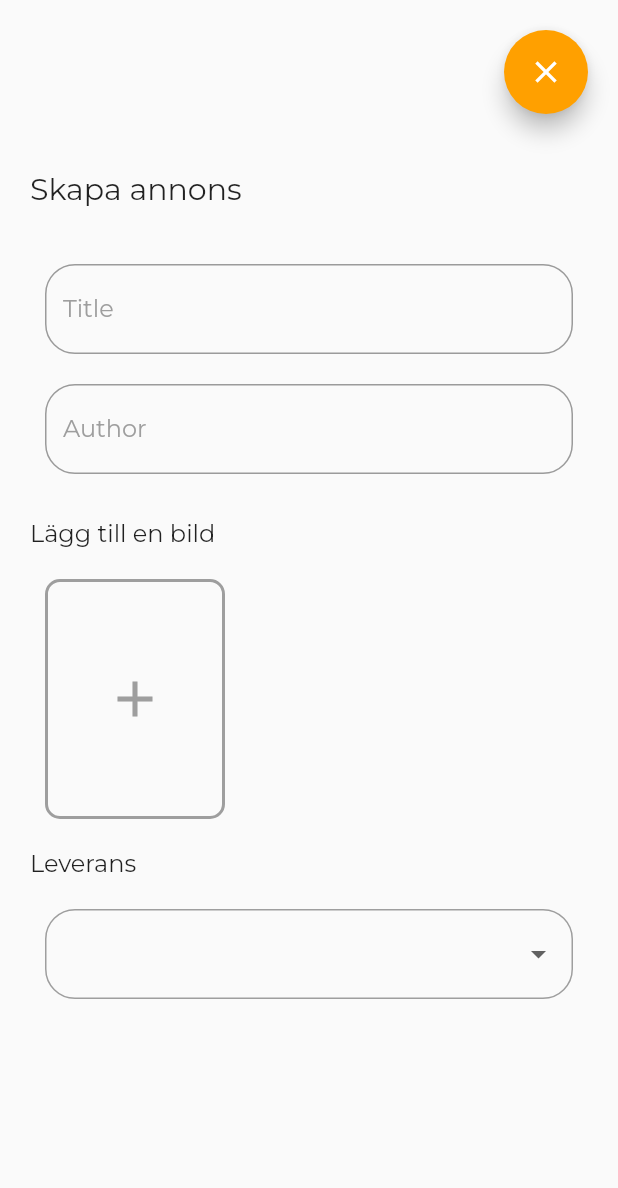
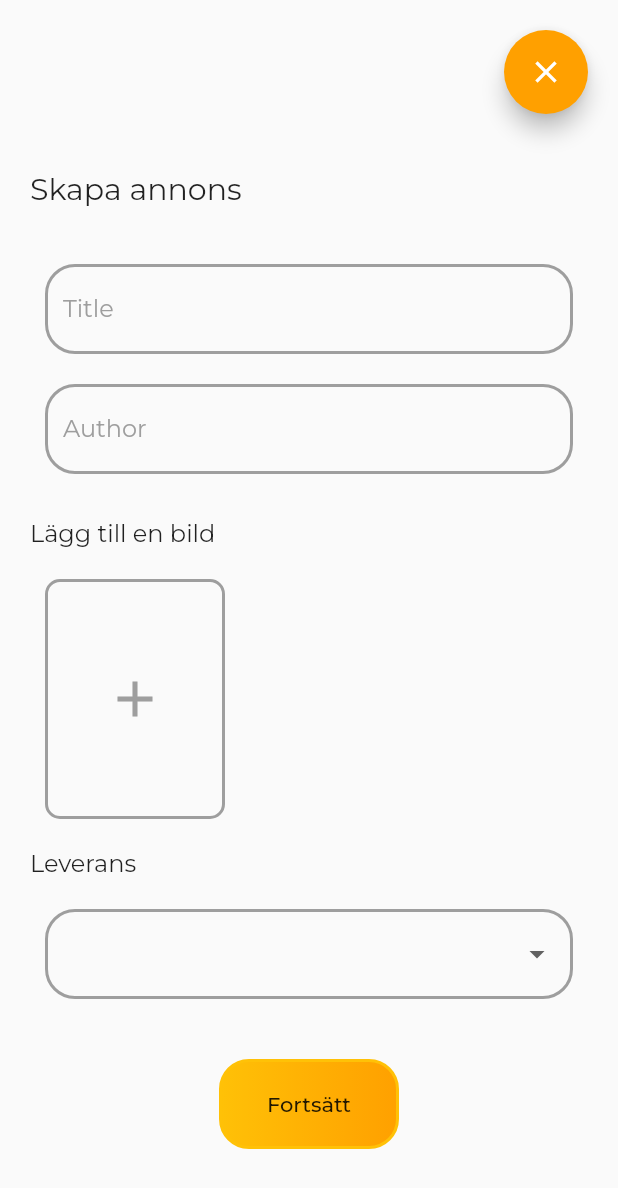
Before and after one commit to blomqvistandreas/BookIt, a Flutter app: the CreateAdvert screen opened directly, on a phone screen of 412 x 824 dp. Shown: the top 1188 px of the screen. Run offline on Flutter 3.47's test engine with Material 2 defaults, Android fonts, the phone set to English and light mode, and no system bars; our stand-ins replace google_fonts, image_picker; network calls fail; statements that could not run were skipped.

Commit message:
Default button

```diff
--- a/lib/screens/createadvert.dart
+++ b/lib/screens/createadvert.dart
@@ -1,4 +1,5 @@
 import 'package:bookit_app/widgets/DefaultAddImage.dart';
+import 'package:bookit_app/widgets/DefaultButton.dart';
 import 'package:bookit_app/widgets/DefaultDropdown.dart';
 import 'package:bookit_app/widgets/DefaultHeader.dart';
 import 'package:bookit_app/widgets/DefaultTextField.dart';
@@ -8,7 +9,7 @@ class CreateAdvert extends StatelessWidget {
   final controllerTitle = TextEditingController();
   final controllerAuthor = TextEditingController();
 
-  List<String> _listItems = [
+  final List<String> _listItems = [
     "Jag tänker posta boken",
     "Jag föredrar att byta boken"
   ];
@@ -79,6 +80,13 @@ class CreateAdvert extends StatelessWidget {
               listItems: _listItems,
               currentItemSeleted: _listItems[0],
             ),
+            SizedBox(height: 40),
+            DefaultButton(
+              title: "Fortsätt",
+              onPressed: () {
+                print("hello deer fakkker");
+              },
+            ),
           ],
         ),
       ),
--- /dev/null
+++ b/lib/widgets/DefaultButton.dart
@@ -0,0 +1,43 @@
+import 'package:flutter/material.dart' hide Colors;
+import 'package:bookit_app/styles/colors.dart';
+
+class DefaultButton extends StatelessWidget {
+  final String title;
+  final double width;
+  final Function onPressed;
+
+  const DefaultButton(
+      {Key key, this.title = "Continue", this.width = 120.0, this.onPressed})
+      : super(key: key);
+
+  @override
+  Widget build(BuildContext context) {
+    return Container(
+      height: 60,
+      width: width,
+      decoration: BoxDecoration(
+        gradient: LinearGradient(
+          begin: Alignment.centerLeft,
+          end: Alignment.centerRight,
+          colors: [Colors.secondary, Colors.primary],
+        ),
+        color: Colors.primary,
+        borderRadius: BorderRadius.all(
+          Radius.circular(20),
+        ),
+        border: Border.all(
+          width: 2,
+          color: Colors.secondary,
+        ),
+      ),
+      child: FlatButton(
+        child: Center(
+          child: Text(title),
+        ),
+        onPressed: () {
+          onPressed();
+        },
+      ),
+    );
+  }
+}
--- a/lib/widgets/DefaultDropdown.dart
+++ b/lib/widgets/DefaultDropdown.dart
@@ -34,6 +34,7 @@ class _DefaultDropdownState extends State<DefaultDropdown> {
         decoration: BoxDecoration(
           borderRadius: BorderRadius.circular(20),
           border: Border.all(
+            width: 2.0,
             color: widget.haveSelectedItem ? Colors.primary : Colors.grey,
           ),
         ),
--- a/lib/widgets/DefaultTextField.dart
+++ b/lib/widgets/DefaultTextField.dart
@@ -13,6 +13,9 @@ class DefaultTextField extends StatefulWidget {
 }
 
 class _DefaultTextFieldState extends State<DefaultTextField> {
+  // TODO: Have typed something
+  var _didInputText = false;
+
   @override
   Widget build(BuildContext context) {
     return Container(
@@ -22,13 +25,23 @@ class _DefaultTextFieldState extends State<DefaultTextField> {
         textCapitalization: TextCapitalization.sentences,
         controller: widget.controller,
         cursorColor: Colors.primary,
-        cursorRadius: Radius.circular(10.0),
-        cursorWidth: 16.0,
+        cursorRadius: Radius.circular(20),
+        cursorWidth: 17.0,
         decoration: InputDecoration(
-          border: OutlineInputBorder(
+          focusedBorder: OutlineInputBorder(
+            borderSide: BorderSide(color: Colors.primary, width: 2.0),
+            borderRadius: BorderRadius.circular(20),
+          ),
+          enabledBorder: OutlineInputBorder(
+            borderSide: BorderSide(
+                color: _didInputText ? Colors.primary : Colors.grey,
+                width: 2.0),
             borderRadius: BorderRadius.circular(20),
           ),
           labelText: widget.label,
+          labelStyle: TextStyle(
+            color: _didInputText ? Colors.primary : Colors.grey,
+          ),
         ),
       ),
     );
```
